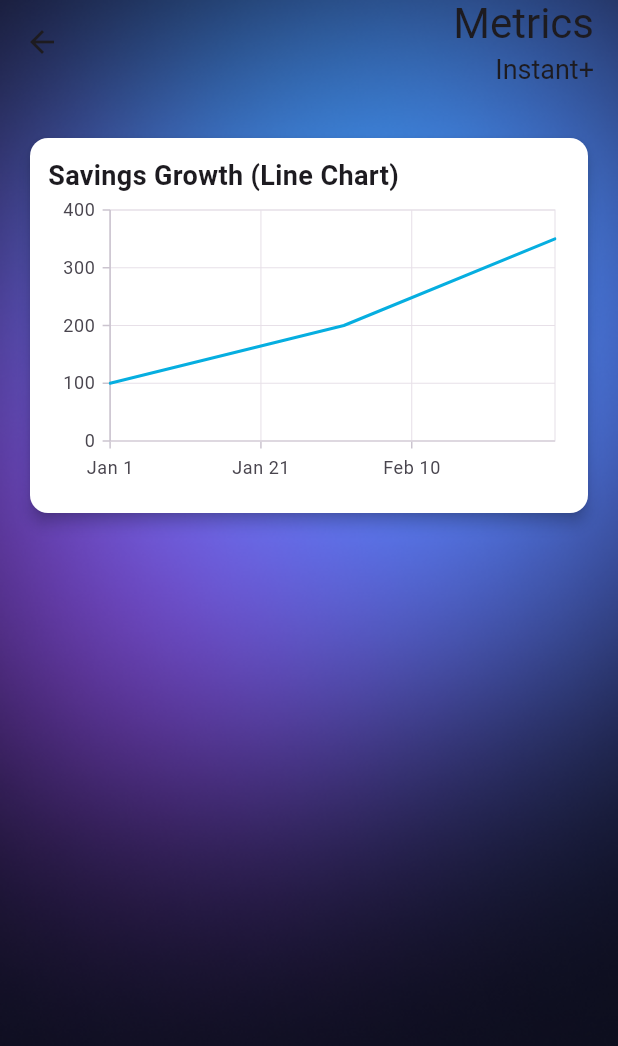
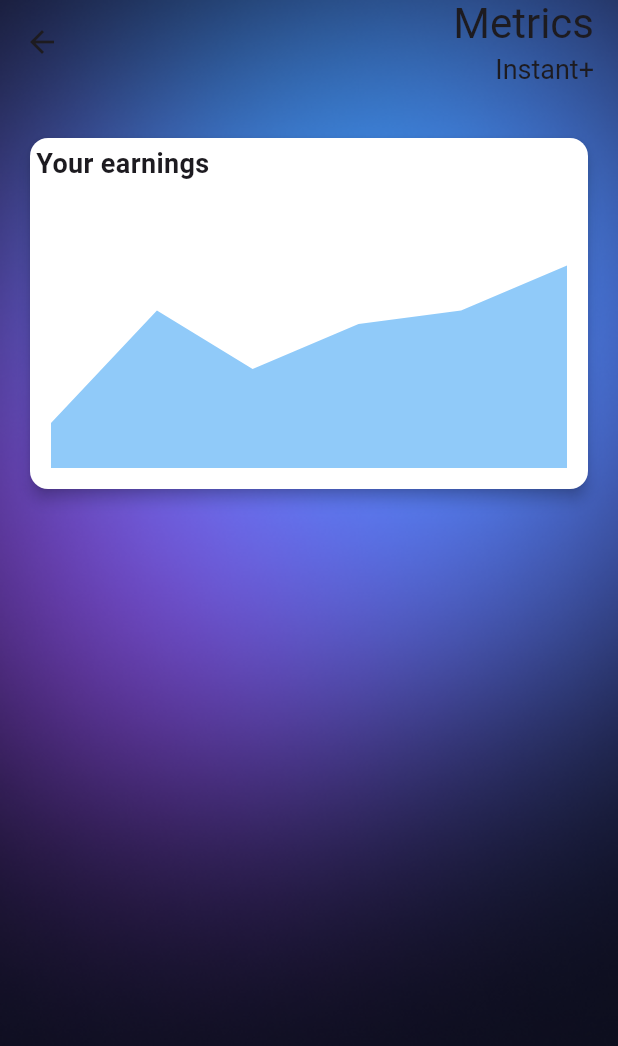
Before and after one commit to Arujan619/Instant-, a Flutter app: the MetricsMain screen opened directly, on a phone screen of 412 x 824 dp. Shown: the top 1046 px of the screen. Run offline on Flutter 3.47's test engine with Material 3 defaults, Android fonts, the phone set to English and light mode, and no system bars; our stand-ins replace google_sign_in, syncfusion_flutter_charts; missing offline and left inert: flutter_gradient_app_bar, social_media_buttons.

Commit message:
Modified code to add elements of previous commits done by: Arujan619 and elainey188

```diff
--- a/MobileProject/lib/MetricsPage/metrics-main.dart
+++ b/MobileProject/lib/MetricsPage/metrics-main.dart
@@ -31,8 +31,11 @@ class SavingsData {
 
 final List<SavingsData> sampleSavingsData = [
   SavingsData(DateTime(2023, 1, 1), 100),
-  SavingsData(DateTime(2023, 2, 1), 200),
-  SavingsData(DateTime(2023, 3, 1), 350),
+  SavingsData(DateTime(2023, 2, 1), 350),
+  SavingsData(DateTime(2023, 3, 1), 220),
+  SavingsData(DateTime(2023, 4, 1), 320),
+  SavingsData(DateTime(2023, 5, 1), 350),
+  SavingsData(DateTime(2023, 6, 1), 450),
 ];
 
 class MetricsMain extends StatelessWidget {
@@ -75,9 +78,10 @@ class MetricsMain extends StatelessWidget {
           child: ListView(
             children: [
               const SizedBox(height: 16),
+              // Floating widget card for Line Chart
               _buildFloatingCard(
-                title: "Savings Growth (Line Chart)",
-                child: _buildLineChart(sampleSavingsData),
+                title: "Your earnings",
+                child: _buildAreaChart(sampleSavingsData),
               ),
             ],
           ),
@@ -86,15 +90,17 @@ class MetricsMain extends StatelessWidget {
     );
   }
 
+  // Floating widget card builder
   Widget _buildFloatingCard({required String title, required Widget child}) {
     return Card(
+      //elevation sets shadow visibility behind the item
       elevation: 4,
       shape: RoundedRectangleBorder(
         borderRadius: BorderRadius.circular(12),
       ),
       color: Colors.white,
       child: Padding(
-        padding: const EdgeInsets.all(12.0),
+        padding: const EdgeInsets.all(4.0),
         child: Column(
           crossAxisAlignment: CrossAxisAlignment.start,
           children: [
@@ -102,22 +108,33 @@ class MetricsMain extends StatelessWidget {
               title,
               style: const TextStyle(fontSize: 18, fontWeight: FontWeight.bold),
             ),
-            SizedBox(height: 200, child: child),
+            SizedBox(height: 200, child: child), // Set a fixed height for charts
           ],
         ),
       ),
     );
   }
 
-  Widget _buildLineChart(List<SavingsData> data) {
+  // Line Chart
+  Widget _buildAreaChart(List<SavingsData> data) {
     return SfCartesianChart(
-      primaryXAxis: DateTimeAxis(),
-      primaryYAxis: NumericAxis(),
+      plotAreaBorderColor: Colors.transparent,
+      primaryXAxis: DateTimeAxis(isVisible: false),
+      primaryYAxis: NumericAxis(isVisible: false),
+      trackballBehavior: TrackballBehavior(
+        enable: true,
+        activationMode: ActivationMode.singleTap,
+        tooltipSettings: const InteractiveTooltip(
+          enable: true,
+          color: Colors.black,
+        ),
+      ),
       series: <CartesianSeries>[
-        LineSeries<SavingsData, DateTime>(
-          dataSource: data,
-          xValueMapper: (SavingsData data, _) => data.date,
-          yValueMapper: (SavingsData data, _) => data.amount,
+        AreaSeries<SavingsData, DateTime>(
+            dataSource: data,
+            xValueMapper: (SavingsData data, _) => data.date,
+            yValueMapper: (SavingsData data, _) => data.amount,
+            color: Colors.blue.withOpacity(0.5) // Custom color with transparency
         ),
       ],
     );
```
Also changed, not shown: MobileProject/lib/SigninPage/signin-main.dart (+38 -1 lines).
